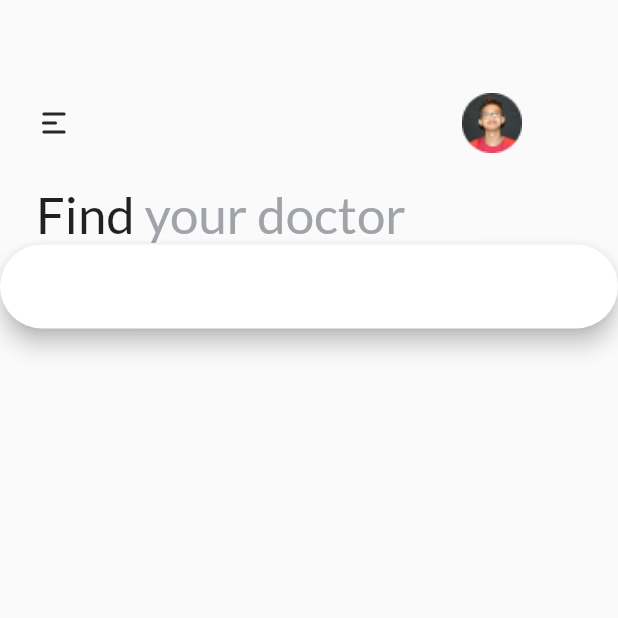
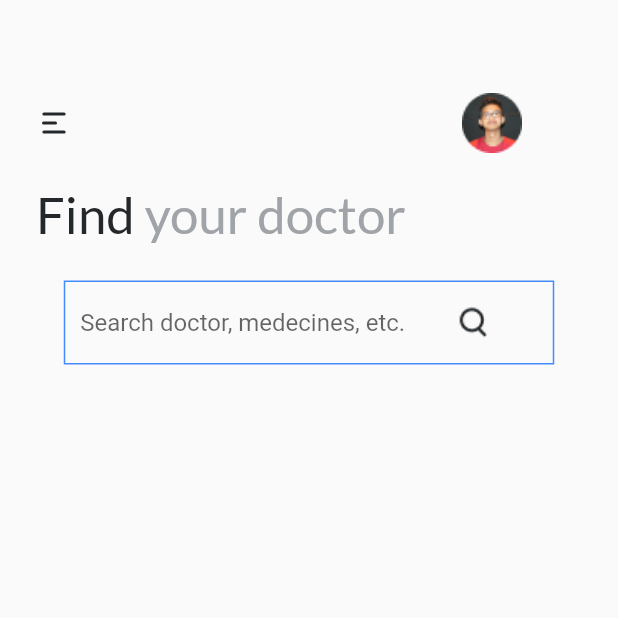
Before and after one commit to Krt-dev/Find_your_doctor, a Flutter app: the screen it shows after launch, on a phone screen of 412 x 824 dp, the top half of it. Run offline on Flutter 3.47's test engine with Material 2 defaults, Android fonts, the phone set to English and light mode, and no system bars; our stand-ins replace flutter_rating_bar, flutter_svg_provider, google_fonts.

Commit message:
Initial Search Bar

```diff
--- a/flutter-doctor-app-main/starter/doctor_app/lib/components/app_bar_component.dart
+++ b/flutter-doctor-app-main/starter/doctor_app/lib/components/app_bar_component.dart
@@ -39,8 +39,10 @@ class AppBarComponent extends StatelessWidget {
             children: [
               Text(
                 "Find",
-                style:
-                    GoogleFonts.lato(fontSize: 34, fontWeight: FontWeight.w400),
+                style: GoogleFonts.lato(
+                    fontSize: 34,
+                    fontWeight: FontWeight.w400,
+                    color: const Color.fromRGBO(37, 40, 43, 1)),
               ),
               Text(
                 " your doctor",
--- a/flutter-doctor-app-main/starter/doctor_app/lib/components/first_page.dart
+++ b/flutter-doctor-app-main/starter/doctor_app/lib/components/first_page.dart
@@ -16,13 +16,12 @@ class MyFirstPage extends StatefulWidget {
 class _MyFirstPageState extends State<MyFirstPage> {
   @override
   Widget build(BuildContext context) {
-    return const Scaffold(
-      body: Column(
-        children: [
-          AppBarComponent(),
-          SearchBar(),
-        ],
+    return const Column(children: [
+      AppBarComponent(),
+      Padding(
+        padding: EdgeInsets.only(top: 24),
+        child: Material(child: SearchingBar()),
       ),
-    );
+    ]);
   }
 }
--- a/flutter-doctor-app-main/starter/doctor_app/lib/components/search_bar.dart
+++ b/flutter-doctor-app-main/starter/doctor_app/lib/components/search_bar.dart
@@ -6,14 +6,26 @@ class SearchingBar extends StatelessWidget {
   @override
   Widget build(BuildContext context) {
     return Container(
-      height: 20,
-      width: 20,
-      decoration: const BoxDecoration(shape: BoxShape.rectangle),
-      child: const TextField(
-          decoration: InputDecoration(
-              border: InputBorder.none,
-              labelText: 'Enter Name',
-              hintText: 'Enter Your Name')),
+      height: 56,
+      width: 327,
+      decoration: BoxDecoration(border: Border.all(color: Colors.blueAccent)),
+      child: Row(
+        children: [
+          const Padding(
+            padding: EdgeInsets.only(left: 10),
+            child: SizedBox(
+              width: 250,
+              child: TextField(
+                decoration: InputDecoration(
+                    border: InputBorder.none,
+                    hintText: "Search doctor, medecines, etc.",
+                    floatingLabelStyle: TextStyle(fontSize: 14)),
+              ),
+            ),
+          ),
+          Image.asset('assets/svg/Search.png'),
+        ],
+      ),
     );
   }
 }
--- a/flutter-doctor-app-main/starter/doctor_app/lib/main.dart
+++ b/flutter-doctor-app-main/starter/doctor_app/lib/main.dart
@@ -16,7 +16,7 @@ class MyApp extends StatelessWidget {
       theme: ThemeData(
         primarySwatch: Colors.blue,
       ),
-      home: const MyFirstPage(),
+      home: const Material(child: MyFirstPage()),
     );
   }
 }
```
Also changed, not shown: flutter-doctor-app-main/starter/doctor_app/assets/svg/Search.png (added).
